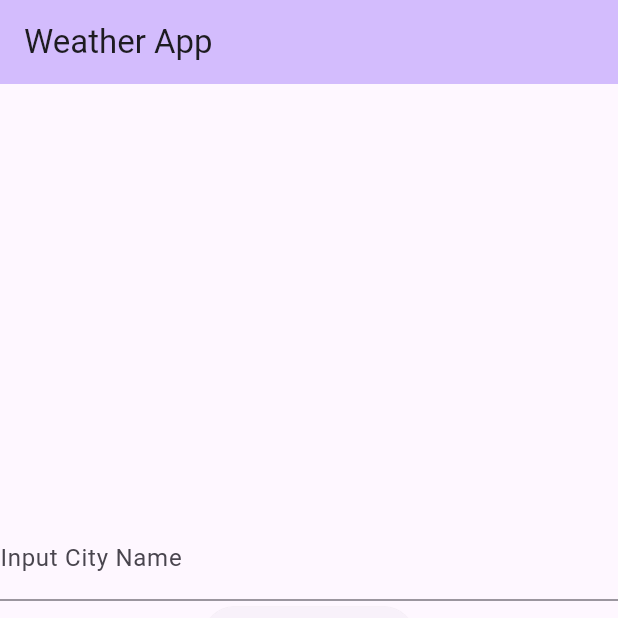
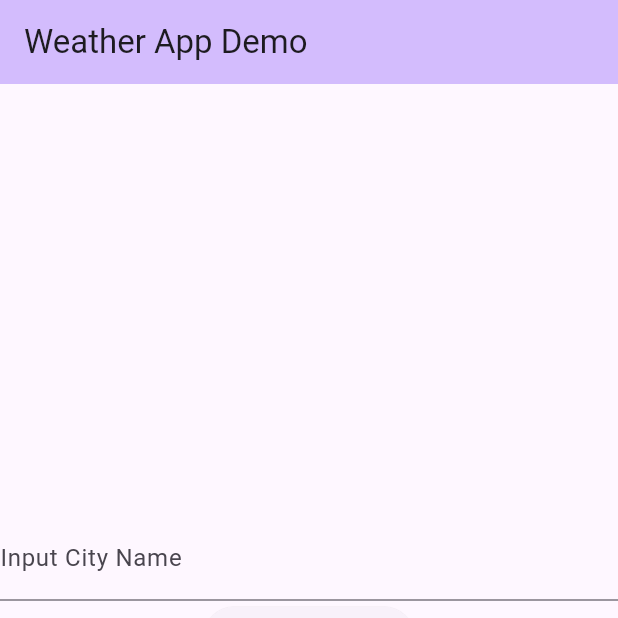
Before and after one commit to The-Jlyn/weather_info_app, a Flutter app: the screen it shows after launch, on a phone screen of 412 x 824 dp, the top half of it. Run offline on Flutter 3.47's test engine with Material 3 defaults, Android fonts, the phone set to English and light mode, and no system bars.

```diff
--- a/lib/main.dart
+++ b/lib/main.dart
@@ -17,7 +17,7 @@ class MyApp extends StatelessWidget {
         colorScheme: ColorScheme.fromSeed(seedColor: Colors.deepPurple),
         useMaterial3: true,
       ),
-      home: const MyHomePage(title: 'Weather App'),
+      home: const MyHomePage(title: 'Weather App Demo'),
     );
   }
 }
```
